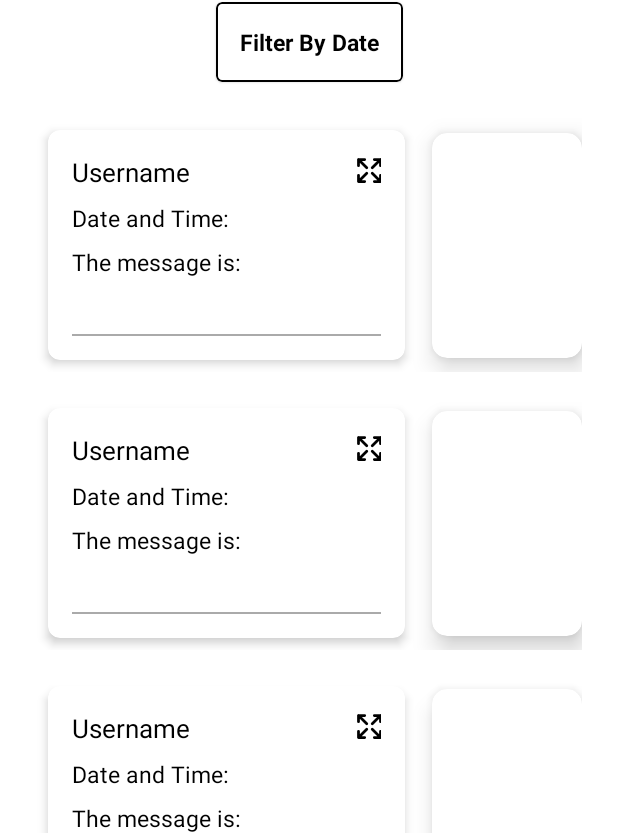
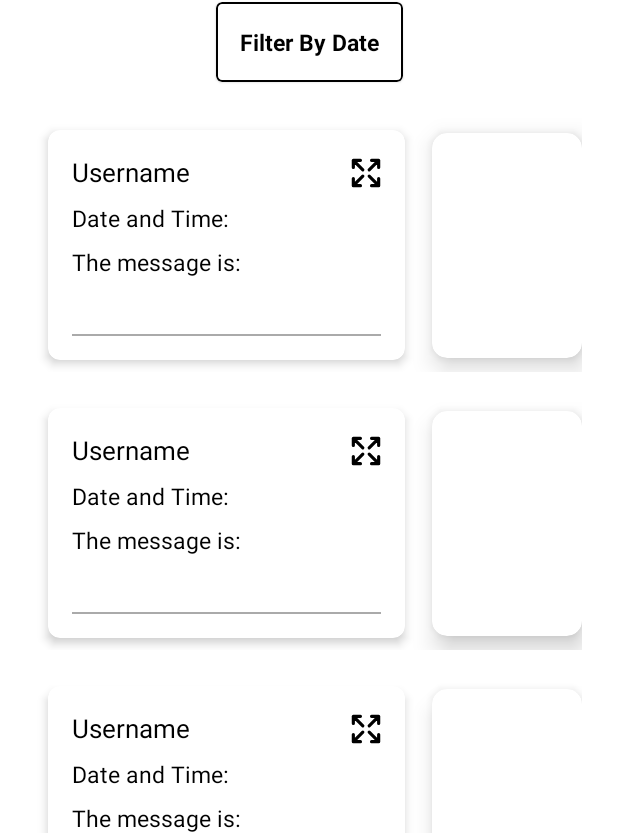
Before and after one commit to ravidmasalton/Pet_Appointments, an Android app: the layout fragment_all_messages_to_vet.xml on its own in the app's theme, with its tools: preview values and no code run, on a phone screen of 412 x 824 dp. Shown: the part 203-1036 px from the top of the screen. Run offline under Robolectric (Android 15) with nearby library versions, the phone set to English and light mode, and no system bars.

Commit message:
improve the code

```diff
--- a/app/src/main/java/com/example/vetappointment/Adapter/OnlineAppointmentAdapter.java
+++ b/app/src/main/java/com/example/vetappointment/Adapter/OnlineAppointmentAdapter.java
@@ -89,11 +89,11 @@ public class OnlineAppointmentAdapter extends RecyclerView.Adapter<OnlineAppoint
                         showImageZoomDialog(onlineAppointment.getImageUrl());
                     });
                 }
-
+                // Maximize the image view
                 holder.maximizeImageView.setOnClickListener(v -> {
                     showExpandedDialog(onlineAppointment);
                 });
-
+               // Show the response if it is not empty and the appointment is active
                 holder.onlineAppointment_response.setVisibility(
                         onlineAppointment.getResponse().isEmpty() ? View.GONE : View.VISIBLE);
                 holder.onlineAppointment_response.setText("Response: " + onlineAppointment.getResponse());
--- a/app/src/main/res/layout/fragment_item_online_appointment.xml
+++ b/app/src/main/res/layout/fragment_item_online_appointment.xml
@@ -30,8 +30,8 @@
             <!-- Maximize ImageView -->
             <com.google.android.material.imageview.ShapeableImageView
                 android:id="@+id/maximizeImageView"
-                android:layout_width="16dp"
-                android:layout_height="22dp"
+                android:layout_width="20dp"
+                android:layout_height="25dp"
                 android:scaleType="centerCrop"
                 android:src="@drawable/maximize_svgrepo_com"
                 app:layout_constraintEnd_toEndOf="parent"
```
Also changed, not shown: app/src/main/java/com/example/vetappointment/LoginActivity.java (+10 -6 lines).
